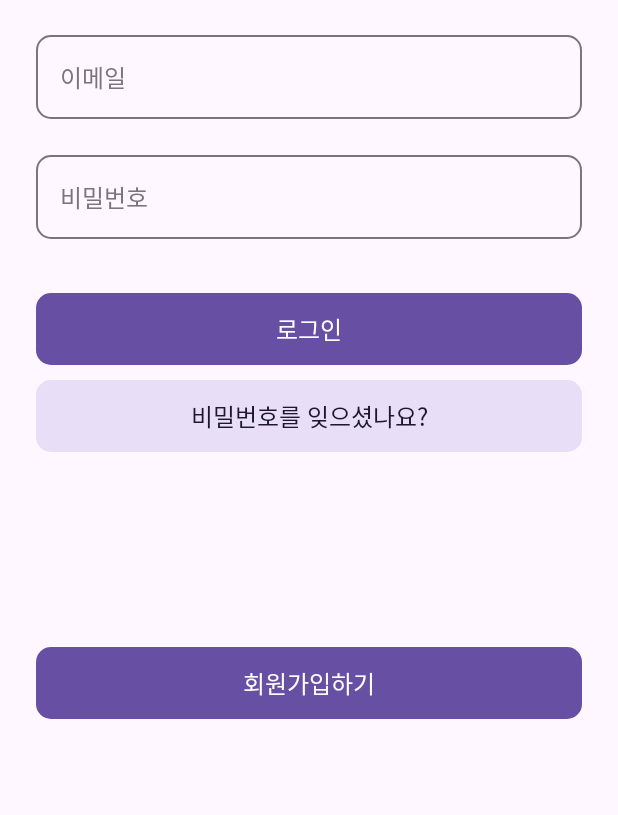
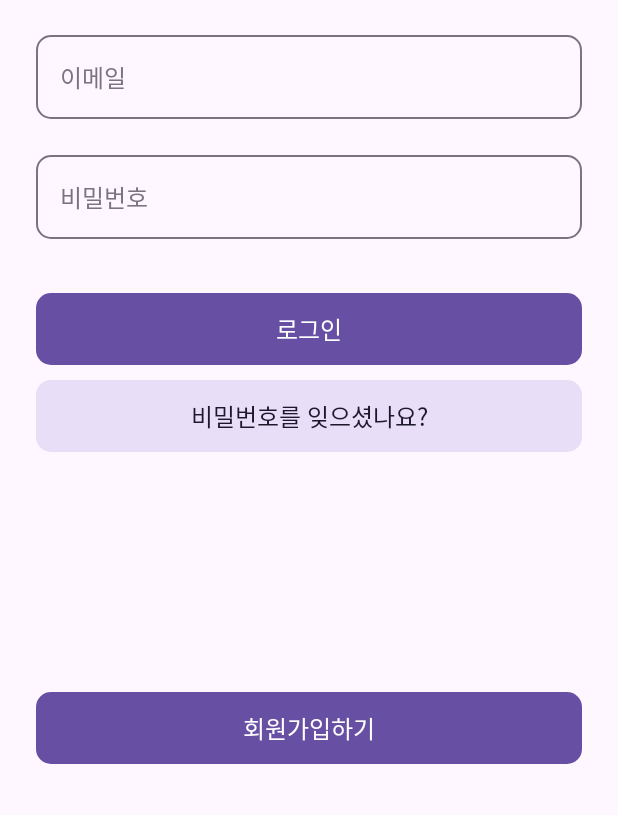
Before and after one commit to snuhcs-course/swpp-2023-project-team-6, an Android app built with Jetpack Compose: the screen it shows after launch (MainActivity), after a tap on "로그인하기", on a phone screen of 412 x 824 dp, the part 421-1236 px from its top. Run offline under Robolectric (Android 15) with nearby library versions, the phone set to English and light mode, and no system bars; our stand-ins replace Dagger/Hilt's generated code.

Commit message:
:lipstick: Fix button ui
Co-authored-by: 이석찬 / Lee Sukchan <scleev@snu.ac.kr>

```diff
--- a/frontend/app/src/main/java/com/example/speechbuddy/compose/login/LoginScreen.kt
+++ b/frontend/app/src/main/java/com/example/speechbuddy/compose/login/LoginScreen.kt
@@ -117,7 +117,7 @@ fun LoginScreen(
                 ButtonUi(
                     text = stringResource(id = R.string.signup),
                     onClick = onSignupClick,
-                    modifier = Modifier.offset(y = 130.dp),
+                    modifier = Modifier.offset(y = 160.dp),
                 )
             }
         }
```
